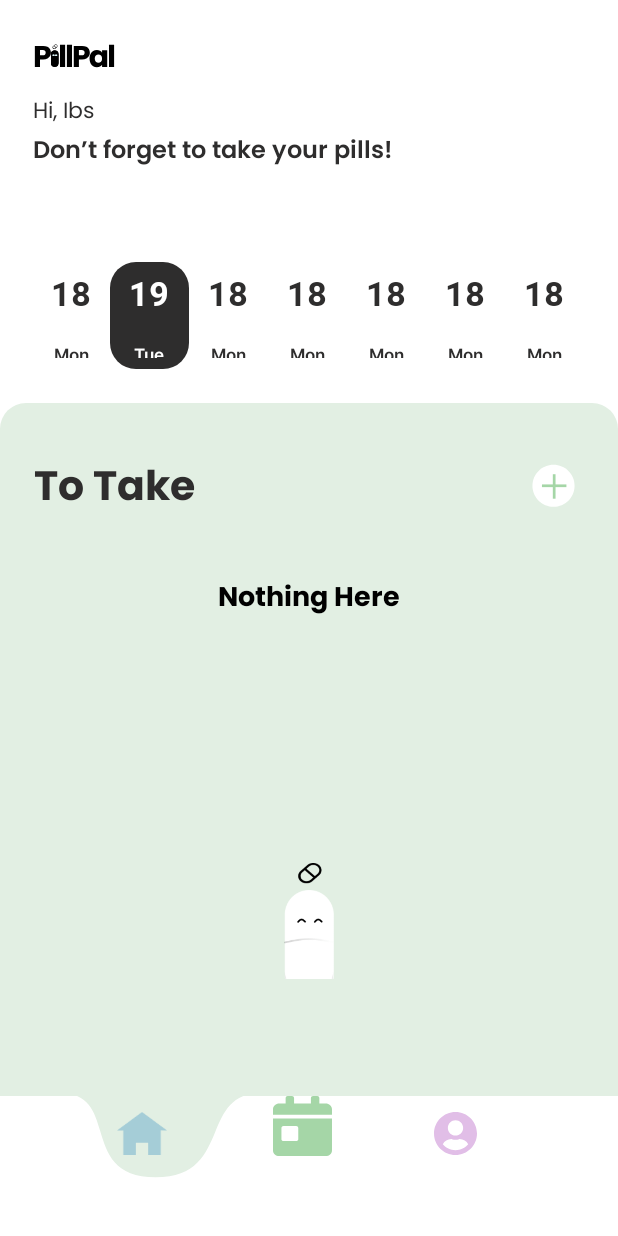
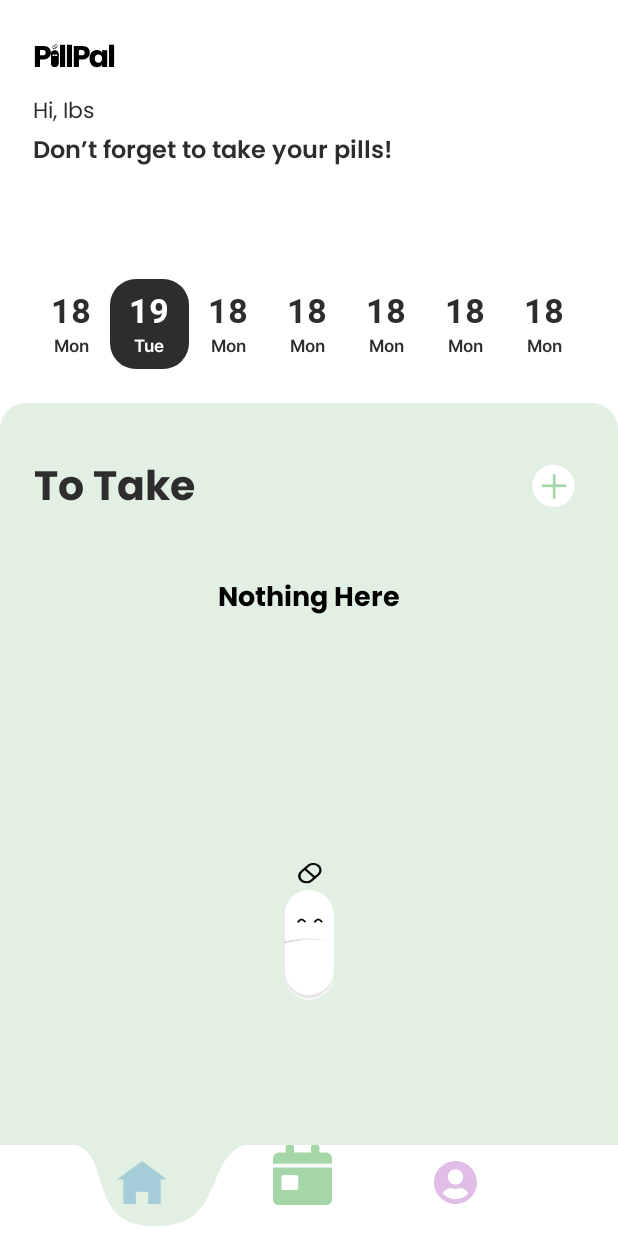
Before and after one commit to Tyrarose/Pillpal, an Android app: the CalendarDateEmptyActivity screen opened directly, with no data from a screen before it, on a phone screen of 412 x 824 dp. Run offline under Robolectric (Android 15) with nearby library versions, the light colour scheme and no system bars; our stand-ins replace data binding; 3 statements that could not run were skipped.

Commit message:
updated the calendar empty page

```diff
--- a/app/src/main/res/layout/activity_calendar_date_empty.xml
+++ b/app/src/main/res/layout/activity_calendar_date_empty.xml
@@ -134,7 +134,6 @@
                         android:layout_width="match_parent"
                         android:layout_height="wrap_content"
                         android:layout_marginStart="@dimen/_1pxh"
-                        android:layout_marginTop="@dimen/_16pxv"
                         android:layout_marginEnd="@dimen/_1pxh"
                         android:ellipsize="end"
                         android:gravity="center_horizontal"
@@ -173,7 +172,7 @@
                         android:layout_height="wrap_content"
                         android:layout_gravity="center_horizontal"
                         android:layout_marginStart="@dimen/_11pxh"
-                        android:layout_marginTop="@dimen/_16pxv"
+
                         android:layout_marginEnd="@dimen/_11pxh"
                         android:layout_marginBottom="@dimen/_7pxv"
                         android:ellipsize="end"
@@ -209,7 +208,6 @@
                         android:layout_width="match_parent"
                         android:layout_height="wrap_content"
                         android:layout_marginStart="@dimen/_1pxh"
-                        android:layout_marginTop="@dimen/_16pxv"
                         android:layout_marginEnd="@dimen/_1pxh"
                         android:ellipsize="end"
                         android:gravity="center_horizontal"
@@ -245,7 +243,6 @@
                         android:layout_width="match_parent"
                         android:layout_height="wrap_content"
                         android:layout_marginStart="@dimen/_1pxh"
-                        android:layout_marginTop="@dimen/_16pxv"
                         android:layout_marginEnd="@dimen/_1pxh"
                         android:ellipsize="end"
                         android:gravity="center_horizontal"
@@ -281,7 +278,6 @@
                         android:layout_width="match_parent"
                         android:layout_height="wrap_content"
                         android:layout_marginStart="@dimen/_1pxh"
-                        android:layout_marginTop="@dimen/_16pxv"
                         android:layout_marginEnd="@dimen/_1pxh"
                         android:ellipsize="end"
                         android:gravity="center_horizontal"
@@ -317,7 +313,6 @@
                         android:layout_width="match_parent"
                         android:layout_height="wrap_content"
                         android:layout_marginStart="@dimen/_1pxh"
-                        android:layout_marginTop="@dimen/_16pxv"
                         android:layout_marginEnd="@dimen/_1pxh"
                         android:ellipsize="end"
                         android:gravity="center_horizontal"
@@ -353,7 +348,6 @@
                         android:layout_width="match_parent"
                         android:layout_height="wrap_content"
                         android:layout_marginStart="@dimen/_1pxh"
-                        android:layout_marginTop="@dimen/_16pxv"
                         android:layout_marginEnd="@dimen/_1pxh"
                         android:ellipsize="end"
                         android:gravity="center_horizontal"
@@ -366,7 +360,7 @@
 
             <FrameLayout
                 android:id="@+id/linearRowtotake"
-                android:layout_height="wrap_content"
+                android:layout_height="match_parent"
                 android:layout_marginTop="@dimen/_21pxv"
                 android:layout_width="match_parent"
                 style="@style/groupStylegreen_1">
@@ -374,7 +368,7 @@
                 <LinearLayout
                     android:id="@+id/linearColumntotake"
                     android:layout_width="match_parent"
-                    android:layout_height="350dp"
+                    android:layout_height="match_parent"
                     android:layout_marginStart="@dimen/_20pxh"
                     android:layout_marginTop="@dimen/_30pxh"
                     android:layout_marginEnd="@dimen/_20pxh"
```
